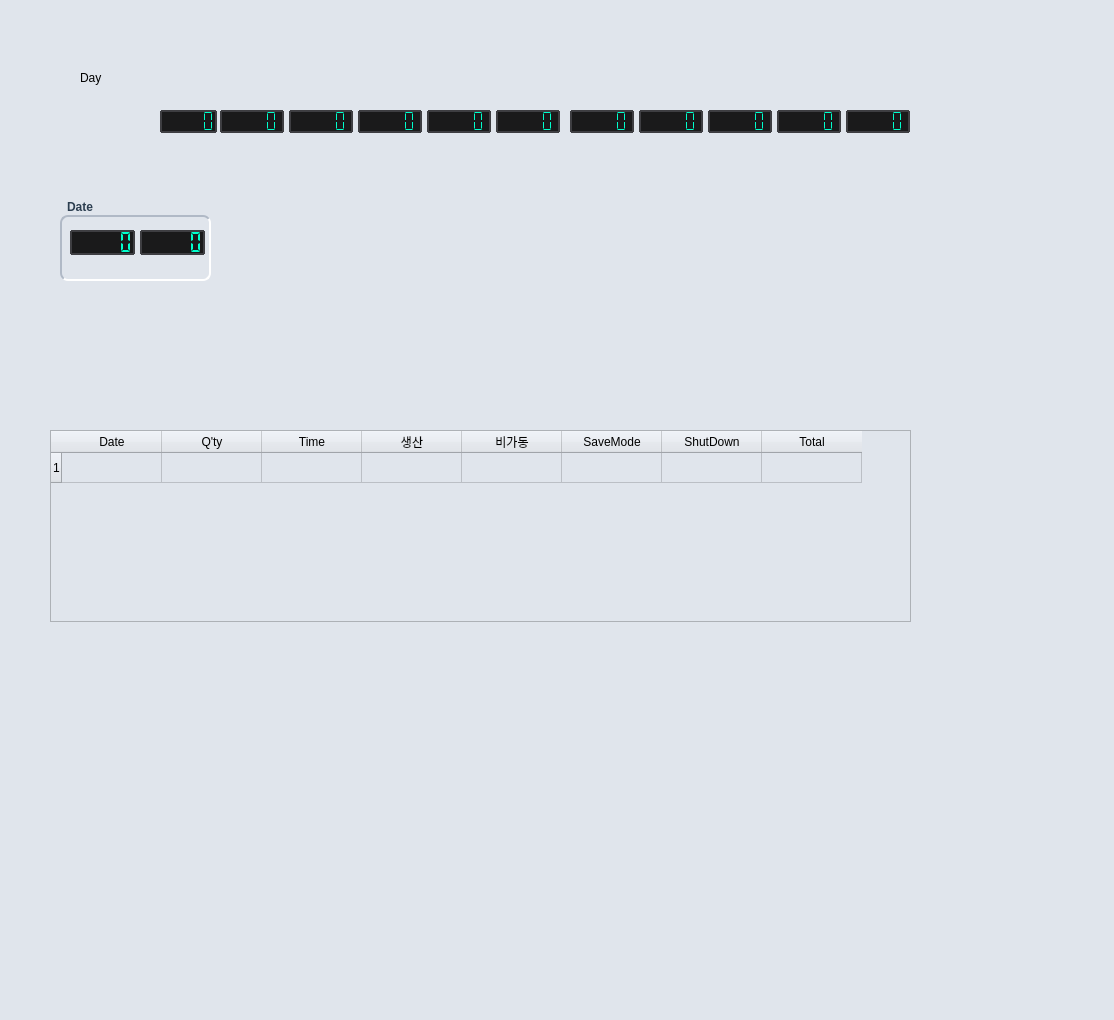
First picture: the form in ui/histoty.ui, repository dohoonkim73/eSaving, before the edit.
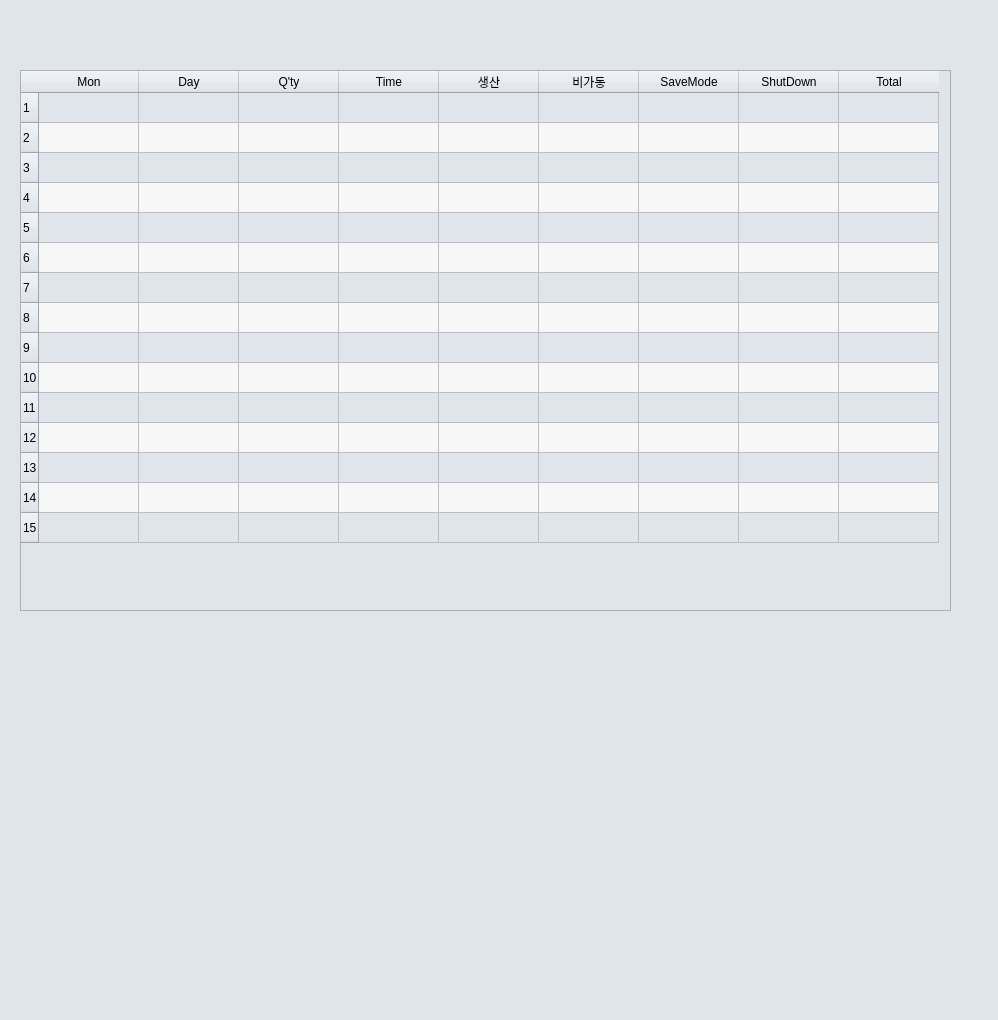
Second picture: the form after the edit.

Patch:
```diff
--- a/ui/histoty.ui
+++ b/ui/histoty.ui
@@ -6,7 +6,7 @@
    <rect>
     <x>0</x>
     <y>0</y>
-    <width>1114</width>
+    <width>998</width>
     <height>1020</height>
    </rect>
   </property>
@@ -16,239 +16,63 @@
   <property name="styleSheet">
    <string notr="true">background-color: #E0E5EC;</string>
   </property>
-  <widget class="QLabel" name="label">
-   <property name="geometry">
-    <rect>
-     <x>80</x>
-     <y>70</y>
-     <width>50</width>
-     <height>16</height>
-    </rect>
-   </property>
-   <property name="text">
-    <string>Day</string>
-   </property>
-  </widget>
-  <widget class="QLCDNumber" name="lcd_W300E_3">
-   <property name="geometry">
-    <rect>
-     <x>160</x>
-     <y>110</y>
-     <width>57</width>
-     <height>23</height>
-    </rect>
-   </property>
-   <property name="styleSheet">
-    <string notr="true">QLCDNumber {
-    background-color: #1a1a1b; /* 깊은 다크 그레이 */
-    border: 2px solid #3e3e42;
-    border-radius: 1px;
-    color: #00ffcc; /* 네온 민트색 (숫자 색상) */
-    padding: 5px;
-}</string>
-   </property>
-   <property name="segmentStyle">
-    <enum>QLCDNumber::Flat</enum>
-   </property>
-  </widget>
-  <widget class="QWidget" name="layoutWidget">
-   <property name="geometry">
-    <rect>
-     <x>570</x>
-     <y>110</y>
-     <width>342</width>
-     <height>25</height>
-    </rect>
-   </property>
-   <layout class="QHBoxLayout" name="horizontalLayout_3">
-    <property name="spacing">
-     <number>5</number>
-    </property>
-    <property name="sizeConstraint">
-     <enum>QLayout::SetFixedSize</enum>
-    </property>
-    <item>
-     <widget class="QLCDNumber" name="lcd_W300E_9">
-      <property name="styleSheet">
-       <string notr="true">QLCDNumber {
-    background-color: #1a1a1b; /* 깊은 다크 그레이 */
-    border: 2px solid #3e3e42;
-    border-radius: 1px;
-    color: #00ffcc; /* 네온 민트색 (숫자 색상) */
-    padding: 5px;
-}</string>
-      </property>
-      <property name="segmentStyle">
-       <enum>QLCDNumber::Flat</enum>
-      </property>
-     </widget>
-    </item>
-    <item>
-     <widget class="QLCDNumber" name="lcd_W300E_10">
-      <property name="styleSheet">
-       <string notr="true">QLCDNumber {
-    background-color: #1a1a1b; /* 깊은 다크 그레이 */
-    border: 2px solid #3e3e42;
-    border-radius: 1px;
-    color: #00ffcc; /* 네온 민트색 (숫자 색상) */
-    padding: 5px;
-}</string>
-      </property>
-      <property name="segmentStyle">
-       <enum>QLCDNumber::Flat</enum>
-      </property>
-     </widget>
-    </item>
-    <item>
-     <widget class="QLCDNumber" name="lcd_W300E_11">
-      <property name="styleSheet">
-       <string notr="true">QLCDNumber {
-    background-color: #1a1a1b; /* 깊은 다크 그레이 */
-    border: 2px solid #3e3e42;
-    border-radius: 1px;
-    color: #00ffcc; /* 네온 민트색 (숫자 색상) */
-    padding: 5px;
-}</string>
-      </property>
-      <property name="segmentStyle">
-       <enum>QLCDNumber::Flat</enum>
-      </property>
-     </widget>
-    </item>
-    <item>
-     <widget class="QLCDNumber" name="lcd_W300E_12">
-      <property name="styleSheet">
-       <string notr="true">QLCDNumber {
-    background-color: #1a1a1b; /* 깊은 다크 그레이 */
-    border: 2px solid #3e3e42;
-    border-radius: 1px;
-    color: #00ffcc; /* 네온 민트색 (숫자 색상) */
-    padding: 5px;
-}</string>
-      </property>
-      <property name="segmentStyle">
-       <enum>QLCDNumber::Flat</enum>
-      </property>
-     </widget>
-    </item>
-    <item>
-     <widget class="QLCDNumber" name="lcd_W300E_13">
-      <property name="styleSheet">
-       <string notr="true">QLCDNumber {
-    background-color: #1a1a1b; /* 깊은 다크 그레이 */
-    border: 2px solid #3e3e42;
-    border-radius: 1px;
-    color: #00ffcc; /* 네온 민트색 (숫자 색상) */
-    padding: 5px;
-}</string>
-      </property>
-      <property name="segmentStyle">
-       <enum>QLCDNumber::Flat</enum>
-      </property>
-     </widget>
-    </item>
-   </layout>
-  </widget>
-  <widget class="QGroupBox" name="groupBox_7">
-   <property name="geometry">
-    <rect>
-     <x>60</x>
-     <y>200</y>
-     <width>151</width>
-     <height>81</height>
-    </rect>
-   </property>
-   <property name="styleSheet">
-    <string notr="true">QGroupBox {
-    font-weight: bold;
-    border: 2px solid #bdc3c7; /* 테두리 색상 */
-    border-radius: 8px; /* 둥근 모서리 */
-    margin-top: 15px; /* 타이틀 공간 확보 */
-    background-color: #E0E5EC; /* 배경색 */
-    padding: 10px;
-    border-top: 2px solid #B0B9C6;
-    border-left: 2px solid #B0B9C6;
-  
-    
-    border-bottom: 2px solid #FFFFFF;
-    border-right: 2px solid #FFFFFF;
-}
-
-QGroupBox::title {
-    subcontrol-origin: margin;
-    subcontrol-position: top left; /* 타이틀 위치 */
-    padding: 0 5px;
-    color: #2c3e50; /* 타이틀 글자 색상 */
-}</string>
-   </property>
-   <property name="title">
-    <string>Date</string>
-   </property>
-   <widget class="QWidget" name="">
-    <property name="geometry">
-     <rect>
-      <x>10</x>
-      <y>30</y>
-      <width>135</width>
-      <height>25</height>
-     </rect>
-    </property>
-    <layout class="QHBoxLayout" name="horizontalLayout">
-     <property name="spacing">
-      <number>5</number>
-     </property>
-     <item>
-      <widget class="QLCDNumber" name="lcd_W300E">
-       <property name="styleSheet">
-        <string notr="true">QLCDNumber {
-    background-color: #1a1a1b; /* 깊은 다크 그레이 */
-    border: 2px solid #3e3e42;
-    border-radius: 1px;
-    color: #00ffcc; /* 네온 민트색 (숫자 색상) */
-    padding: 5px;
-}</string>
-       </property>
-       <property name="segmentStyle">
-        <enum>QLCDNumber::Flat</enum>
-       </property>
-      </widget>
-     </item>
-     <item>
-      <widget class="QLCDNumber" name="lcd_W300E_2">
-       <property name="styleSheet">
-        <string notr="true">QLCDNumber {
-    background-color: #1a1a1b; /* 깊은 다크 그레이 */
-    border: 2px solid #3e3e42;
-    border-radius: 1px;
-    color: #00ffcc; /* 네온 민트색 (숫자 색상) */
-    padding: 5px;
-}</string>
-       </property>
-       <property name="segmentStyle">
-        <enum>QLCDNumber::Flat</enum>
-       </property>
-      </widget>
-     </item>
-    </layout>
-   </widget>
-  </widget>
   <widget class="QTableWidget" name="tableWidget_2">
    <property name="geometry">
     <rect>
-     <x>50</x>
-     <y>430</y>
-     <width>861</width>
-     <height>192</height>
+     <x>20</x>
+     <y>70</y>
+     <width>931</width>
+     <height>541</height>
     </rect>
    </property>
+   <property name="dragEnabled">
+    <bool>true</bool>
+   </property>
+   <property name="alternatingRowColors">
+    <bool>true</bool>
+   </property>
+   <property name="rowCount">
+    <number>15</number>
+   </property>
    <row>
     <property name="text">
      <string>1</string>
     </property>
    </row>
+   <row>
+    <property name="text">
+     <string>2</string>
+    </property>
+   </row>
+   <row>
+    <property name="text">
+     <string>3</string>
+    </property>
+   </row>
+   <row>
+    <property name="text">
+     <string>4</string>
+    </property>
+   </row>
+   <row/>
+   <row/>
+   <row/>
+   <row/>
+   <row/>
+   <row/>
+   <row/>
+   <row/>
+   <row/>
+   <row/>
+   <row/>
    <column>
     <property name="text">
-     <string>Date</string>
+     <string>Mon</string>
+    </property>
+   </column>
+   <column>
+    <property name="text">
+     <string>Day</string>
     </property>
    </column>
    <column>
@@ -287,104 +111,6 @@
     </property>
    </column>
   </widget>
-  <widget class="QWidget" name="">
-   <property name="geometry">
-    <rect>
-     <x>220</x>
-     <y>110</y>
-     <width>342</width>
-     <height>25</height>
-    </rect>
-   </property>
-   <layout class="QHBoxLayout" name="horizontalLayout_2">
-    <property name="spacing">
-     <number>5</number>
-    </property>
-    <property name="sizeConstraint">
-     <enum>QLayout::SetFixedSize</enum>
-    </property>
-    <item>
-     <widget class="QLCDNumber" name="lcd_W300E_5">
-      <property name="styleSheet">
-       <string notr="true">QLCDNumber {
-    background-color: #1a1a1b; /* 깊은 다크 그레이 */
-    border: 2px solid #3e3e42;
-    border-radius: 1px;
-    color: #00ffcc; /* 네온 민트색 (숫자 색상) */
-    padding: 5px;
-}</string>
-      </property>
-      <property name="segmentStyle">
-       <enum>QLCDNumber::Flat</enum>
-      </property>
-     </widget>
-    </item>
-    <item>
-     <widget class="QLCDNumber" name="lcd_W300E_4">
-      <property name="styleSheet">
-       <string notr="true">QLCDNumber {
-    background-color: #1a1a1b; /* 깊은 다크 그레이 */
-    border: 2px solid #3e3e42;
-    border-radius: 1px;
-    color: #00ffcc; /* 네온 민트색 (숫자 색상) */
-    padding: 5px;
-}</string>
-      </property>
-      <property name="segmentStyle">
-       <enum>QLCDNumber::Flat</enum>
-      </property>
-     </widget>
-    </item>
-    <item>
-     <widget class="QLCDNumber" name="lcd_W300E_6">
-      <property name="styleSheet">
-       <string notr="true">QLCDNumber {
-    background-color: #1a1a1b; /* 깊은 다크 그레이 */
-    border: 2px solid #3e3e42;
-    border-radius: 1px;
-    color: #00ffcc; /* 네온 민트색 (숫자 색상) */
-    padding: 5px;
-}</string>
-      </property>
-      <property name="segmentStyle">
-       <enum>QLCDNumber::Flat</enum>
-      </property>
-     </widget>
-    </item>
-    <item>
-     <widget class="QLCDNumber" name="lcd_W300E_7">
-      <property name="styleSheet">
-       <string notr="true">QLCDNumber {
-    background-color: #1a1a1b; /* 깊은 다크 그레이 */
-    border: 2px solid #3e3e42;
-    border-radius: 1px;
-    color: #00ffcc; /* 네온 민트색 (숫자 색상) */
-    padding: 5px;
-}</string>
-      </property>
-      <property name="segmentStyle">
-       <enum>QLCDNumber::Flat</enum>
-      </property>
-     </widget>
-    </item>
-    <item>
-     <widget class="QLCDNumber" name="lcd_W300E_8">
-      <property name="styleSheet">
-       <string notr="true">QLCDNumber {
-    background-color: #1a1a1b; /* 깊은 다크 그레이 */
-    border: 2px solid #3e3e42;
-    border-radius: 1px;
-    color: #00ffcc; /* 네온 민트색 (숫자 색상) */
-    padding: 5px;
-}</string>
-      </property>
-      <property name="segmentStyle">
-       <enum>QLCDNumber::Flat</enum>
-      </property>
-     </widget>
-    </item>
-   </layout>
-  </widget>
  </widget>
  <resources/>
  <connections/>
```
